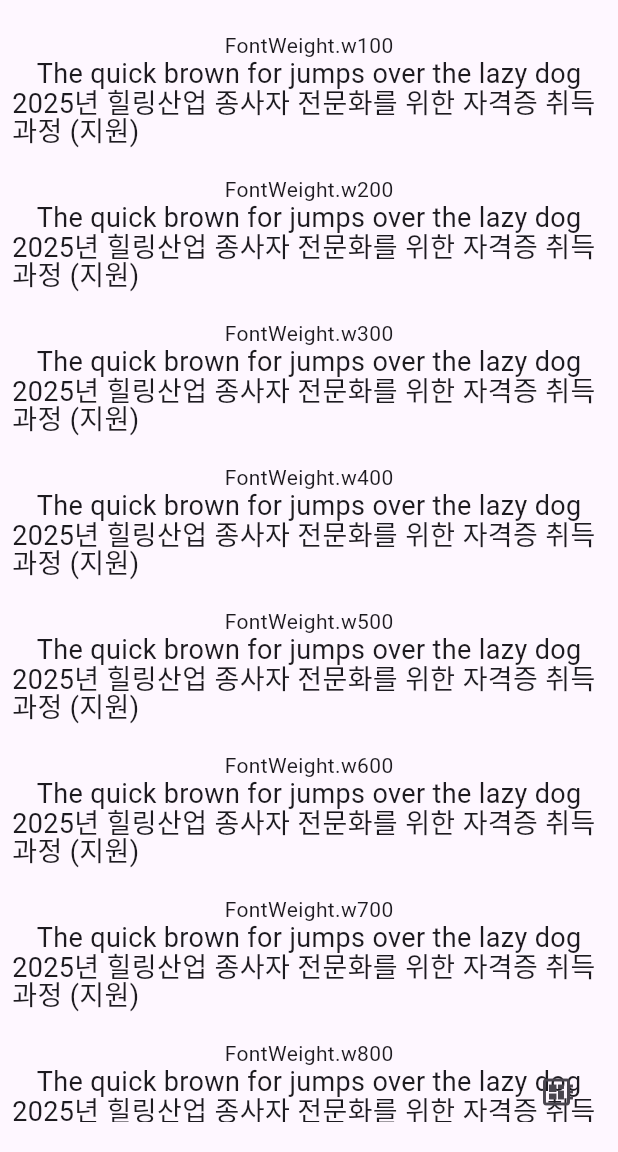
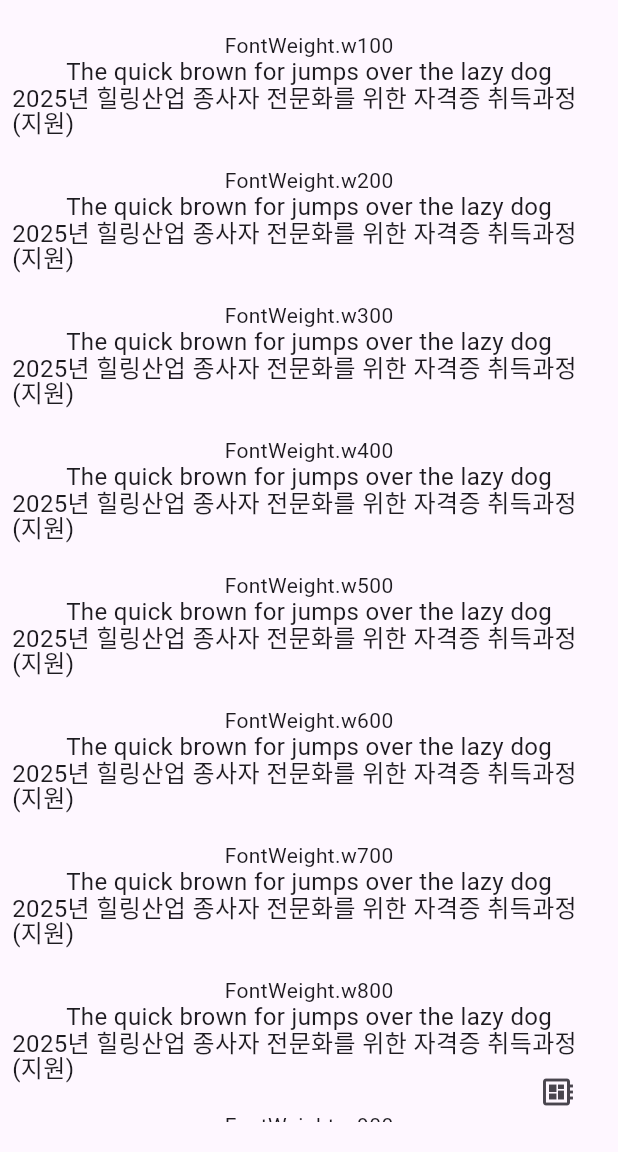
Before and after one commit to dlsdk0601/pomodoro-jjang, a Flutter app: the ConsoleScreen screen opened by its route, after a tap on "Font", on a phone screen of 412 x 824 dp, the part 84-1236 px from its top. Run offline on Flutter 3.47's test engine with Material 3 defaults, Android fonts, the phone set to English and light mode, and no system bars; our stand-ins replace flutter_easyloading, flutter_hooks, go_router, hooks_riverpod, logger and 1 more; generated files the repository leaves out were written again; Roboto replaces fonts that are missing (suit-variable); project files that could hold a hidden picture were left out.

Commit message:
feat: 재시작 및 로딩 추가

```diff
--- a/pomodoro_jjang_app/lib/screen/console/console.dart
+++ b/pomodoro_jjang_app/lib/screen/console/console.dart
@@ -1,6 +1,8 @@
 import 'package:flutter/material.dart';
 import 'package:go_router/go_router.dart';
+import 'package:pomodoro_jjang_app/application.dart';
 import 'package:pomodoro_jjang_app/router.dart';
+import 'package:pomodoro_jjang_app/view/block.dart';
 import 'package:pomodoro_jjang_app/view/layout.dart';
 
 typedef ConsoleList = List<(String, List<Item>)>;
@@ -11,7 +13,37 @@ class ConsoleScreen extends StatelessWidget {
   @override
   Widget build(BuildContext context) {
     final ConsoleList consoleList = [
-      ('디자인', [Item(title: 'Font', location: ConsoleFontRoute().location)]),
+      (
+        '디자인',
+        [
+          Item(
+            title: 'Font',
+            onTap: (context) {
+              context.go(ConsoleFontRoute().location);
+            },
+          ),
+        ],
+      ),
+      (
+        '동작',
+        [
+          Item(
+            title: '재시작',
+            onTap: (context) {
+              Application.restart();
+            },
+          ),
+          Item(
+            title: '로딩',
+            onTap: (context) {
+              blockInitialize();
+              block(() {
+                return Future.delayed(const Duration(seconds: 3));
+              });
+            },
+          ),
+        ],
+      ),
     ];
 
     return Layout(
@@ -37,15 +69,15 @@ class _ItemView extends StatelessWidget {
     return ListTile(
       title: Text(item.title),
       onTap: () {
-        context.go(item.location);
+        item.onTap(context);
       },
     );
   }
 }
 
 class Item {
-  const Item({required this.title, required this.location});
+  const Item({required this.title, required this.onTap});
 
   final String title;
-  final String location;
+  final void Function(BuildContext context) onTap;
 }
--- a/pomodoro_jjang_app/lib/screen/console/font.dart
+++ b/pomodoro_jjang_app/lib/screen/console/font.dart
@@ -34,16 +34,16 @@ class _SentenceView extends StatelessWidget {
         Text(
           'The quick brown for jumps over the lazy dog',
           style: textStyle(
-            fontSize: 18,
-            lineHeight: 18,
+            fontSize: 16,
+            lineHeight: 16,
             fontWeight: fontWeight,
           ),
         ),
         Text(
           '2025년 힐링산업 종사자 전문화를 위한 자격증 취득과정 (지원)',
           style: textStyle(
-            fontSize: 18,
-            lineHeight: 18,
+            fontSize: 16,
+            lineHeight: 16,
             fontWeight: fontWeight,
           ),
         ),
```
